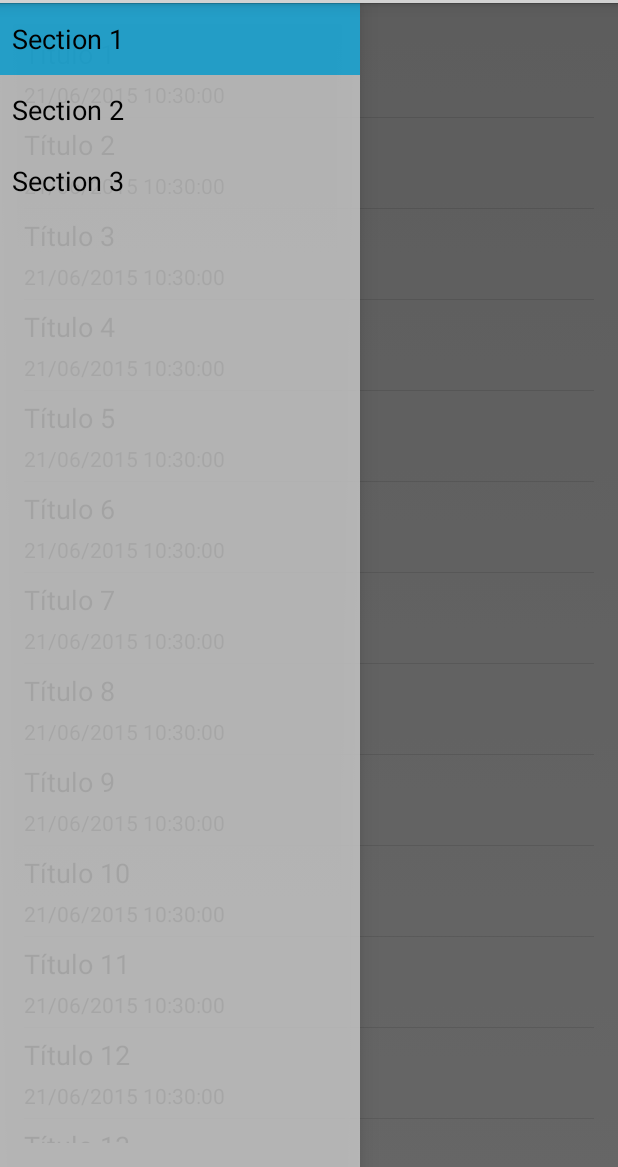
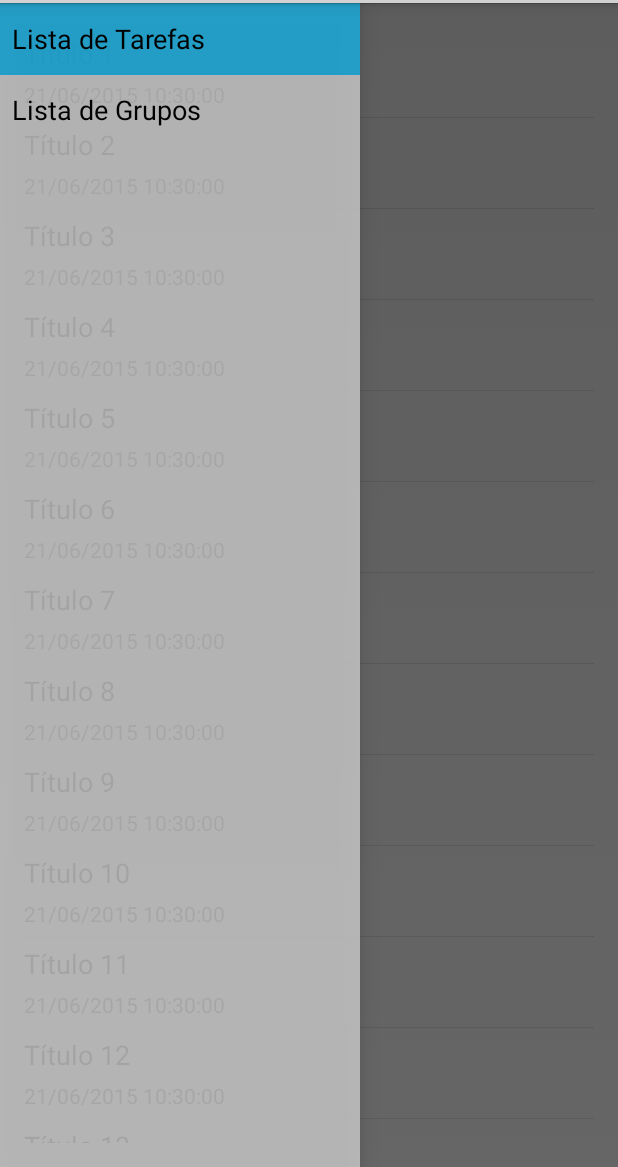
Before and after one commit to ricardo0100/JobsList-Android, an Android app: the screen it shows after launch (MainActivity), on a phone screen of 412 x 824 dp, the part 69-1236 px from its top. Run offline under Robolectric (Android 15) with nearby library versions, the phone set to English and light mode, and no system bars; 2 statements that could not run were skipped.

Commit message:
Ajustando string

```diff
--- a/JobsList/app/src/main/java/br/com/otes06/jobslist/MainActivity.java
+++ b/JobsList/app/src/main/java/br/com/otes06/jobslist/MainActivity.java
@@ -66,13 +66,10 @@ public class MainActivity extends Activity
     public void onSectionAttached(int number) {
         switch (number) {
             case 1:
-                mTitle = getString(R.string.title_section1);
+                mTitle = getString(R.string.title_activity_lista_de_tarefas);
                 break;
             case 2:
-                mTitle = getString(R.string.title_section2);
-                break;
-            case 3:
-                mTitle = getString(R.string.title_section3);
+                mTitle = getString(R.string.title_activity_lista_de_grupos);
                 break;
         }
     }
@@ -128,6 +125,7 @@ public class MainActivity extends Activity
          * number.
          */
         public static PlaceholderFragment newInstance(int sectionNumber) {
+
             PlaceholderFragment fragment = new PlaceholderFragment();
             Bundle args = new Bundle();
             args.putInt(ARG_SECTION_NUMBER, sectionNumber);
@@ -143,6 +141,7 @@ public class MainActivity extends Activity
         @Override
         public View onCreateView(LayoutInflater inflater, ViewGroup container,
                                  Bundle savedInstanceState) {
+
             View rootView = inflater.inflate(R.layout.fragment_main, container, false);
 
             ListView listView = (ListView) rootView.findViewById(R.id.listViewTarefas);
--- a/JobsList/app/src/main/java/br/com/otes06/jobslist/NavigationDrawerFragment.java
+++ b/JobsList/app/src/main/java/br/com/otes06/jobslist/NavigationDrawerFragment.java
@@ -102,9 +102,8 @@ public class NavigationDrawerFragment extends Fragment {
                 android.R.layout.simple_list_item_activated_1,
                 android.R.id.text1,
                 new String[]{
-                        getString(R.string.title_section1),
-                        getString(R.string.title_section2),
-                        getString(R.string.title_section3),
+                        getString(R.string.title_activity_lista_de_tarefas),
+                        getString(R.string.title_activity_lista_de_grupos)
                 }));
         mDrawerListView.setItemChecked(mCurrentSelectedPosition, true);
         return mDrawerListView;
--- a/JobsList/app/src/main/res/values/strings.xml
+++ b/JobsList/app/src/main/res/values/strings.xml
@@ -3,12 +3,9 @@
 
     <string name="hello_world">Hello world!</string>
     <string name="action_settings">Settings</string>
-    <string name="title_activity_lista_de_tarefas">ListaDeTarefas</string>
+    <string name="title_activity_lista_de_tarefas">Lista de Tarefas</string>
+    <string name="title_activity_lista_de_grupos">Lista de Grupos</string>
     <string name="title_activity_main">MainActivity</string>
-
-    <string name="title_section1">Section 1</string>
-    <string name="title_section2">Section 2</string>
-    <string name="title_section3">Section 3</string>
 
     <string name="navigation_drawer_open">Open navigation drawer</string>
     <string name="navigation_drawer_close">Close navigation drawer</string>
```
